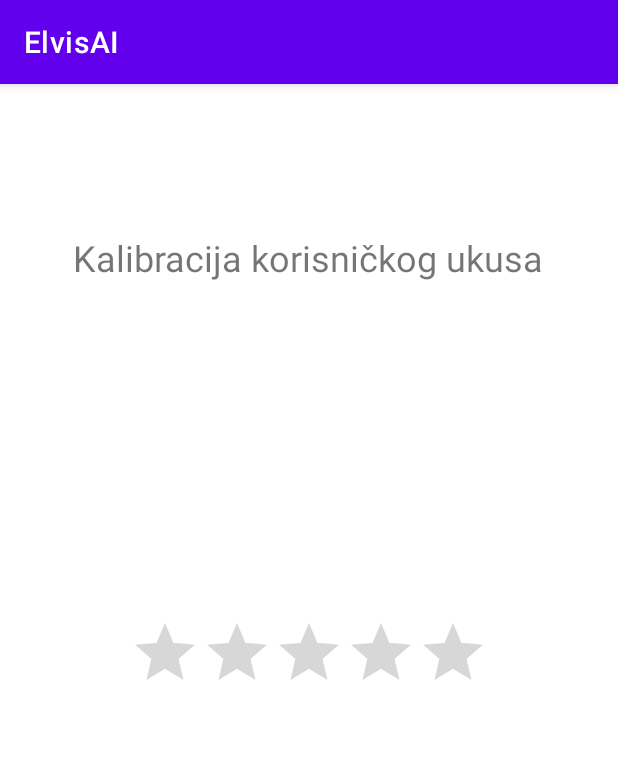
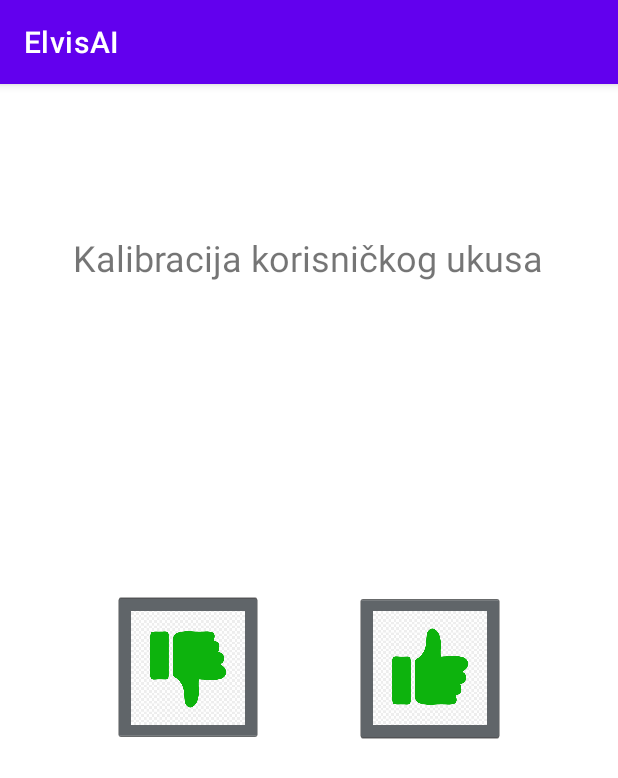
Before and after one commit to jura0207/ElvisAI, an Android app: the screen it shows after launch (MainActivity), after a tap on "NAPRAVI PROFIL", on a phone screen of 412 x 824 dp. Shown: the top 778 px of the screen. Run offline under Robolectric (Android 15) with nearby library versions, the phone set to English and light mode, and no system bars; Roboto replaces fonts that are not available here.

Commit message:
Added thumbs up and thumbs down buttons instead of the rating star bar

```diff
--- a/app/src/main/java/hr/fer/ppij/elvisai/MainActivity.java
+++ b/app/src/main/java/hr/fer/ppij/elvisai/MainActivity.java
@@ -64,6 +64,14 @@ public class MainActivity extends AppCompatActivity {
         //Who the hell uses Deezer??
     }
 
+    public void thumbsUp(View view) {
+        //This happens when you try to open spotify link
+    }
+
+    public void thumbsDown(View view) {
+        //This happens when you try to open spotify link
+    }
+
     @Override
     public void onBackPressed(){
         if(activity_main_flag==0){
--- a/app/src/main/res/layout/song_calib.xml
+++ b/app/src/main/res/layout/song_calib.xml
@@ -22,13 +22,45 @@
             app:layout_constraintTop_toTopOf="parent"
             app:layout_constraintVertical_bias="0.135" />
 
-        <RatingBar
-            android:id="@+id/ratingBar2"
-            android:layout_width="wrap_content"
-            android:layout_height="wrap_content"
+        <ImageButton
+            android:id="@+id/imageButton"
+            style="@android:style/Widget.Holo.ImageButton"
+            android:layout_width="100dp"
+            android:layout_height="100dp"
+            android:layout_marginEnd="75dp"
+            android:layout_marginRight="75dp"
+            android:adjustViewBounds="true"
+            android:contentDescription="@string/thumbsupbutton"
+            android:onClick="thumbsUp"
+            android:scaleType="fitCenter"
             app:layout_constraintBottom_toBottomOf="parent"
             app:layout_constraintEnd_toEndOf="parent"
+            app:layout_constraintHorizontal_bias="1.0"
+            app:layout_constraintStart_toEndOf="@+id/imageButton2"
+            app:layout_constraintTop_toTopOf="parent"
+            app:layout_constraintVertical_bias="0.508"
+            app:srcCompat="@drawable/thumpup_icon" />
+
+        <ImageButton
+            android:id="@+id/imageButton2"
+            style="@android:style/Widget.Holo.ImageButton"
+            android:layout_width="100dp"
+            android:layout_height="100dp"
+            android:layout_marginStart="75dp"
+            android:layout_marginLeft="75dp"
+            android:adjustViewBounds="true"
+            android:contentDescription="@string/thumbsdownbutton"
+            android:onClick="thumbsDown"
+            android:rotation="180"
+            android:rotationY="180"
+            android:scaleType="fitCenter"
+            app:layout_constraintBottom_toBottomOf="parent"
+            app:layout_constraintEnd_toEndOf="parent"
+            app:layout_constraintHorizontal_bias="0.0"
             app:layout_constraintStart_toStartOf="parent"
-            app:layout_constraintTop_toTopOf="parent" />
+            app:layout_constraintTop_toTopOf="parent"
+            app:layout_constraintVertical_bias="0.508"
+            app:srcCompat="@drawable/thumpup_icon" />
+
     </androidx.constraintlayout.widget.ConstraintLayout>
 </LinearLayout>
--- a/app/src/main/res/values/strings.xml
+++ b/app/src/main/res/values/strings.xml
@@ -19,4 +19,6 @@
     <string name="youtube_link">Youtube link</string>
     <string name="deezer_link">Deezer link</string>
     <string name="profile_calib">Napravi profil</string>
+    <string name="thumbsupbutton">Thumbs Up Button</string>
+    <string name="thumbsdownbutton">Thumbs Down Button</string>
 </resources>
```
Also changed, not shown: app/src/main/res/drawable/thumpup_icon.png (added).
